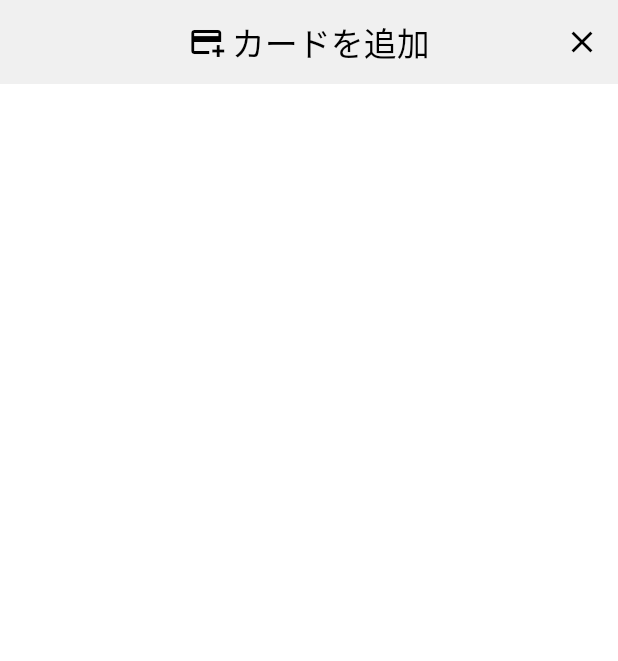
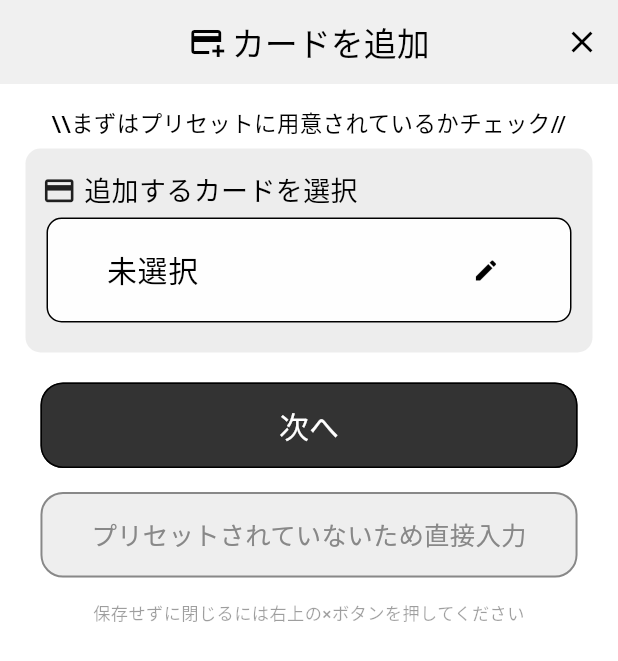
Before and after one commit to laughtaone/creeasy, a Flutter app: the AddCardPage screen opened directly, on a phone screen of 412 x 824 dp. Shown: the top 661 px of the screen. Run offline on Flutter 3.47's test engine with Material 3 defaults, Android fonts, the phone set to English and light mode, and no system bars; our stand-ins replace auto_size_text, flutter_datetime_picker_plus, font_awesome_flutter, settings_ui; Roboto replaces fonts that are missing (MPlus1p).

Commit message:
変更前：カードを追加で分岐

```diff
--- a/lib/cart_manage/add_card.dart
+++ /dev/null
@@ -1,50 +0,0 @@
-import 'package:flutter/material.dart';
-
-class AddCardPage extends StatefulWidget {
-  @override
-  _AddCardPageState createState() => _AddCardPageState();
-}
-
-class _AddCardPageState extends State<AddCardPage> {
-  @override
-  Widget build(BuildContext context) {
-    return Scaffold(
-      appBar: AppBar(
-        centerTitle: true,
-        automaticallyImplyLeading: false,
-        title: Row(
-          mainAxisAlignment: MainAxisAlignment.center,
-          mainAxisSize: MainAxisSize.min,
-          children: [
-            Icon(
-              Icons.add_card_outlined,
-              color: Colors.black
-            ),
-            SizedBox(width: 5),
-            Text(
-              'カードを追加',
-            ),
-          ],
-        ),
-        actions: [
-          IconButton(
-            onPressed: () {
-              Navigator.pop(context);
-            },
-            icon: Icon(
-              Icons.close,
-              color: Colors.black,
-            ))
-        ],
-      ),
-      body: Padding(
-        padding: const EdgeInsets.only(left: 17, right: 17, top: 10),
-        child: ListView(
-          children: [
-            SizedBox(height: 5),
-          ],
-        ),
-      ),
-    );
-  }
-}
--- /dev/null
+++ b/lib/cart_manage/add_card_main.dart
@@ -0,0 +1,258 @@
+import 'package:flutter/material.dart';
+
+class AddCardPage extends StatefulWidget {
+  @override
+  _AddCardPageState createState() => _AddCardPageState();
+}
+
+class _AddCardPageState extends State<AddCardPage> {
+  // ドロップダウンメニューで選択するアイテムのリスト
+  final List<String> _items = [
+    '三井住友カード',
+    'メルカード',
+    'ビューカード',
+    'PayPayカード',
+    'LINEクレカ(P+)',
+    'エポスカード',
+    'auPAYカード',
+    'dカード'
+  ];
+
+  // ================================ 変数処理 ================================
+  String? _selectedItem; // ①で選択されたカードを保持する変数
+  // =========================================================================
+
+  @override
+  Widget build(BuildContext context) {
+    return Scaffold(
+      appBar: AppBar(
+        centerTitle: true,
+        automaticallyImplyLeading: false,
+        title: Row(
+          mainAxisAlignment: MainAxisAlignment.center,
+          mainAxisSize: MainAxisSize.min,
+          children: [
+            Icon(
+              Icons.add_card_outlined,
+              color: Colors.black
+            ),
+            SizedBox(width: 5),
+            Text(
+              'カードを追加',
+            ),
+          ],
+        ),
+        actions: [
+          IconButton(
+            onPressed: () {
+              Navigator.pop(context);
+            },
+            icon: Icon(
+              Icons.close,
+              color: Colors.black,
+            ))
+        ],
+      ),
+      body: GestureDetector(
+        behavior: HitTestBehavior.opaque,
+        onTap: () => FocusScope.of(context).unfocus(),
+        child: Padding(
+          padding: const EdgeInsets.only(left: 17, right: 17, top: 10),
+          child: ListView(
+            children: [
+              // ========================================== ①支払いカード選択 ==========================================
+              SizedBox(height: 5),
+              Text(
+                r'\\まずはプリセットに用意されているかチェック//',
+                style: TextStyle(fontSize: 15, fontWeight: FontWeight.w500), textAlign: TextAlign.center
+              ),
+              SizedBox(height: 5),
+              Container(
+                padding:
+                    EdgeInsets.only(left: 9, right: 9, top: 15, bottom: 15),
+                decoration: BoxDecoration(
+                  borderRadius: BorderRadius.circular(10),
+                  color: Color(0xffededed),
+                ),
+                child: Column(
+                  crossAxisAlignment: CrossAxisAlignment.start,
+                  children: [
+                    titleText(Icons.credit_card_outlined, '追加するカードを選択'),
+                    Container(
+                      margin: EdgeInsets.all(5),
+                      child: OutlinedButton(
+                        style: OutlinedButton.styleFrom(
+                          shape: RoundedRectangleBorder(
+                              borderRadius: BorderRadius.circular(10)),
+                          fixedSize: Size(double.infinity, 70),
+                          backgroundColor: Color(0xfffefefe),
+                        ),
+                        child: ListTile(
+                          title: Text('${_selectedItem ?? '未選択'}',
+                              style: TextStyle(fontSize: 20)),
+                          trailing: Icon(Icons.edit),
+                        ),
+                        onPressed: () {
+                          showDialog(
+                            context: context,
+                            barrierDismissible: false,
+                            builder: (BuildContext context) {
+                              return AlertDialog(
+                                title: Text('プリセットされたカード一覧：', style: TextStyle(fontSize: 18),),
+                                backgroundColor: Color(0xffffffff),
+                                content: Container(
+                                  width: double.maxFinite,
+                                  height: 300,
+                                  decoration: BoxDecoration(
+                                    // color: Color(0xffdddddd),
+                                    borderRadius: BorderRadius.circular(7),
+                                  ),
+                                  child: Padding(
+                                    padding: const EdgeInsets.all(8.0),
+                                    child: Scrollbar(
+                                      thumbVisibility: true,
+                                      thickness: 2,
+                                      child: ListView.builder(
+                                        shrinkWrap: true,
+                                        itemCount: _items.length,
+                                        itemBuilder: (context, index) {
+                                          return Container(
+                                            margin: const EdgeInsets.only(
+                                                top: 5, bottom: 5, right: 10),
+                                            decoration: BoxDecoration(
+                                              borderRadius:
+                                                  BorderRadius.circular(7),
+                                              color: Color(0xffeeeeee),
+                                            ),
+                                            child: ListTile(
+                                              title: Text(_items[index],
+                                                  style:
+                                                      TextStyle(fontSize: 18)),
+                                              onTap: () {
+                                                setState(() {
+                                                  _selectedItem = _items[index];
+                                                });
+                                                Navigator.pop(context);
+                                              },
+                                            ),
+                                          );
+                                        },
+                                      ),
+                                    ),
+                                  ),
+                                ),
+                                actions: [
+                                  TextButton(
+                                    onPressed: () => Navigator.pop(context),
+                                    child: Text(
+                                      'キャンセル',
+                                      style: TextStyle(color: Colors.red),
+                                    ),
+                                  ),
+                                ],
+                              );
+                            },
+                          );
+                        },
+                      ),
+                    ),
+                  ],
+                ),
+              ),
+              // ====================================================================================================
+
+              SizedBox(height: 20),
+
+              // =============================================== 「次へ」ボタン ==============================================
+              Container(
+                margin: EdgeInsets.only(left: 10, right: 10),
+                height: 57,
+                child: OutlinedButton(
+                    onPressed: () {},
+                    style: OutlinedButton.styleFrom(
+                        backgroundColor: Color(0xff333333),
+                        shape: RoundedRectangleBorder(
+                          borderRadius: BorderRadius.circular(15),
+                        ),
+                        // side: BorderSide(
+                        //   color: Color(0xffff7777),
+                        //   width: 1.7,
+                        // )
+                    ),
+                    child: Text(
+                      '次へ',
+                      style: TextStyle(color: Colors.white, fontSize: 20, fontWeight: FontWeight.w500),
+                    )),
+              ),
+              // =======================================================================================================
+
+              SizedBox(height: 16),
+
+              // =============================================== 「直接入力」ボタン ==============================================
+              Container(
+                margin: EdgeInsets.only(left: 10, right: 10),
+                height: 57,
+                child: OutlinedButton(
+                    onPressed: () {},
+                    style: OutlinedButton.styleFrom(
+                        backgroundColor: Color(0xffeeeeee),
+                        shape: RoundedRectangleBorder(
+                          borderRadius: BorderRadius.circular(15),
+                        ),
+                        side: BorderSide(
+                          color: Color(0xff888888),
+                          width: 1.3,
+                        )
+                    ),
+                    child: Text(
+                      'プリセットされていないため直接入力',
+                      style: TextStyle(color: Color(0xff888888), fontSize: 17, fontWeight: FontWeight.w500),
+                    )),
+              ),
+              // =======================================================================================================
+
+
+              SizedBox(height: 15),
+
+              Text(
+                '保存せずに閉じるには右上の×ボタンを押してください',
+                style: TextStyle(
+                  fontSize: 11.5,
+                  color: Colors.black38,
+                  fontWeight: FontWeight.w500,
+                ),
+                textAlign: TextAlign.center,
+              ),
+              SizedBox(height: 24),
+            ],
+          ),
+        )
+      )
+    );
+  }
+}
+
+
+
+
+// タイトルコンポーネント(このページ内のみで使用)
+Row titleText(IconData receivedIcon, String originalText) {
+  return Row(
+    mainAxisAlignment: MainAxisAlignment.start,
+    children: [
+      SizedBox(width: 2),
+      Icon(
+        receivedIcon,
+        size: 23,
+      ),
+      SizedBox(width: 5),
+      Text(
+        originalText,
+        style: TextStyle(
+          fontWeight: FontWeight.w500,
+          fontSize: 18,
+        ),
+      ),
+    ],
+  );
+}
--- a/lib/cart_manage/card_manage.dart
+++ b/lib/cart_manage/card_manage.dart
@@ -1,6 +1,6 @@
 import 'package:flutter/material.dart';
 import 'package:creeasy/main.dart';
-import 'package:creeasy/cart_manage/add_card.dart';
+import 'package:creeasy/cart_manage/add_card_main.dart';
 import 'package:creeasy/cart_manage/card_manage_card-tile.dart';
 
 
```
